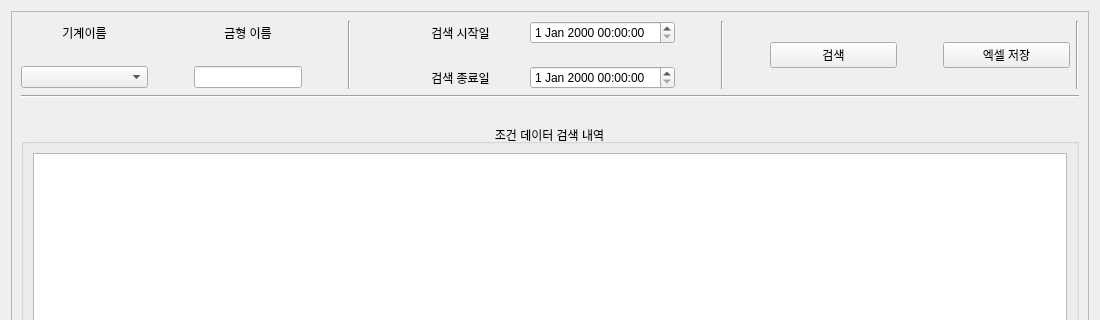
First picture: the form in dbsearchsetting.ui, repository good7zzang/QT_DBA, before the edit; both pictures show x 0 to 1100 and y 0 to 320 of the 1100 by 1000 pixel window.
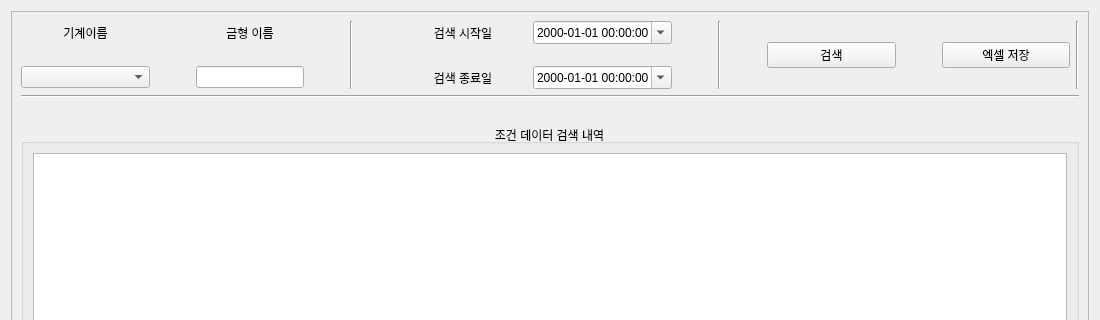
Second picture: the form after the edit.

```diff
--- a/dbsearchsetting.ui
+++ b/dbsearchsetting.ui
@@ -24,8 +24,8 @@
        <rect>
         <x>0</x>
         <y>0</y>
-        <width>1080</width>
-        <height>980</height>
+        <width>1076</width>
+        <height>976</height>
        </rect>
       </property>
       <layout class="QGridLayout" name="gridLayout_3">
@@ -257,7 +257,34 @@
           </spacer>
          </item>
          <item row="0" column="7">
-          <widget class="QDateTimeEdit" name="Da_Data_Start_Time"/>
+          <widget class="QDateTimeEdit" name="Da_Data_Start_Time">
+           <property name="date">
+            <date>
+             <year>2000</year>
+             <month>1</month>
+             <day>1</day>
+            </date>
+           </property>
+           <property name="time">
+            <time>
+             <hour>0</hour>
+             <minute>0</minute>
+             <second>0</second>
+            </time>
+           </property>
+           <property name="currentSection">
+            <enum>QDateTimeEdit::YearSection</enum>
+           </property>
+           <property name="displayFormat">
+            <string>yyyy-MM-dd hh:mm:ss</string>
+           </property>
+           <property name="calendarPopup">
+            <bool>true</bool>
+           </property>
+           <property name="currentSectionIndex">
+            <number>0</number>
+           </property>
+          </widget>
          </item>
          <item row="0" column="11" rowspan="3">
           <widget class="QPushButton" name="Pu_SearchButton">
@@ -267,7 +294,33 @@
           </widget>
          </item>
          <item row="2" column="7">
-          <widget class="QDateTimeEdit" name="Da_Date_End_Time"/>
+          <widget class="QDateTimeEdit" name="Da_Date_End_Time">
+           <property name="dateTime">
+            <datetime>
+             <hour>0</hour>
+             <minute>0</minute>
+             <second>0</second>
+             <year>2000</year>
+             <month>1</month>
+             <day>1</day>
+            </datetime>
+           </property>
+           <property name="currentSection">
+            <enum>QDateTimeEdit::YearSection</enum>
+           </property>
+           <property name="displayFormat">
+            <string>yyyy-MM-dd hh:mm:ss</string>
+           </property>
+           <property name="calendarPopup">
+            <bool>true</bool>
+           </property>
+           <property name="currentSectionIndex">
+            <number>0</number>
+           </property>
+           <property name="timeSpec">
+            <enum>Qt::LocalTime</enum>
+           </property>
+          </widget>
          </item>
          <item row="0" column="8">
           <spacer name="horizontalSpacer_4">
```
